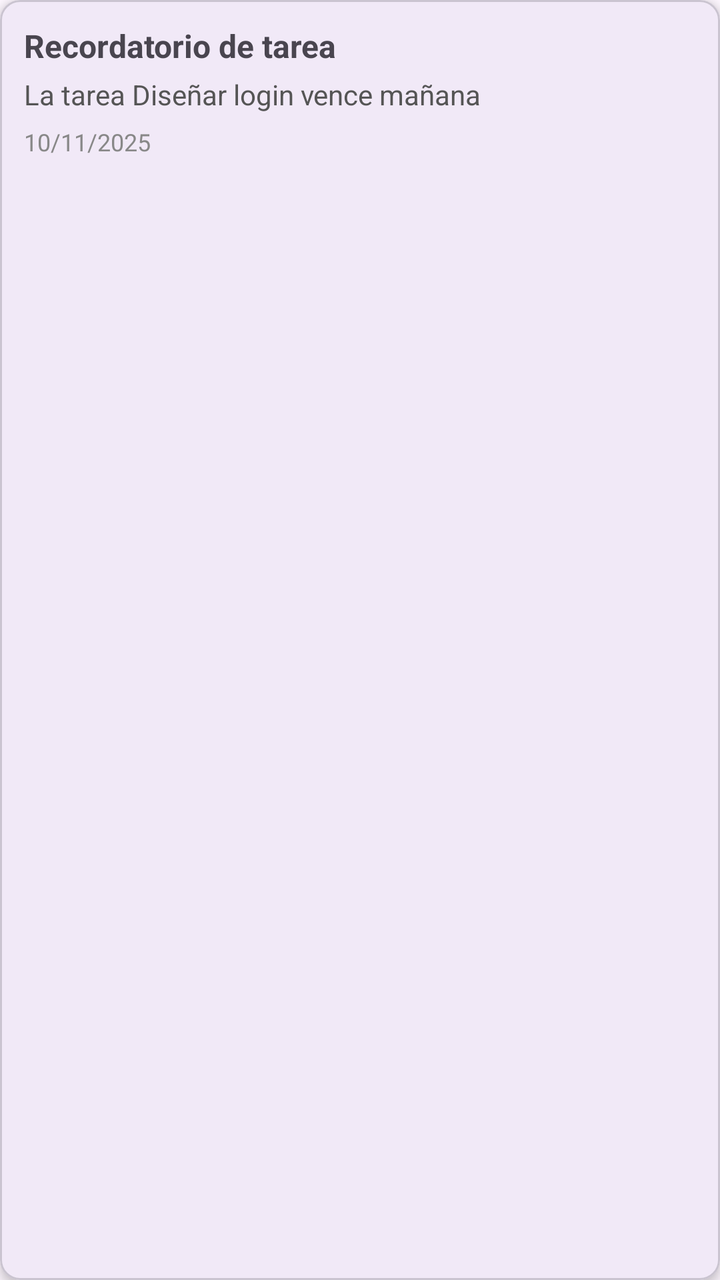
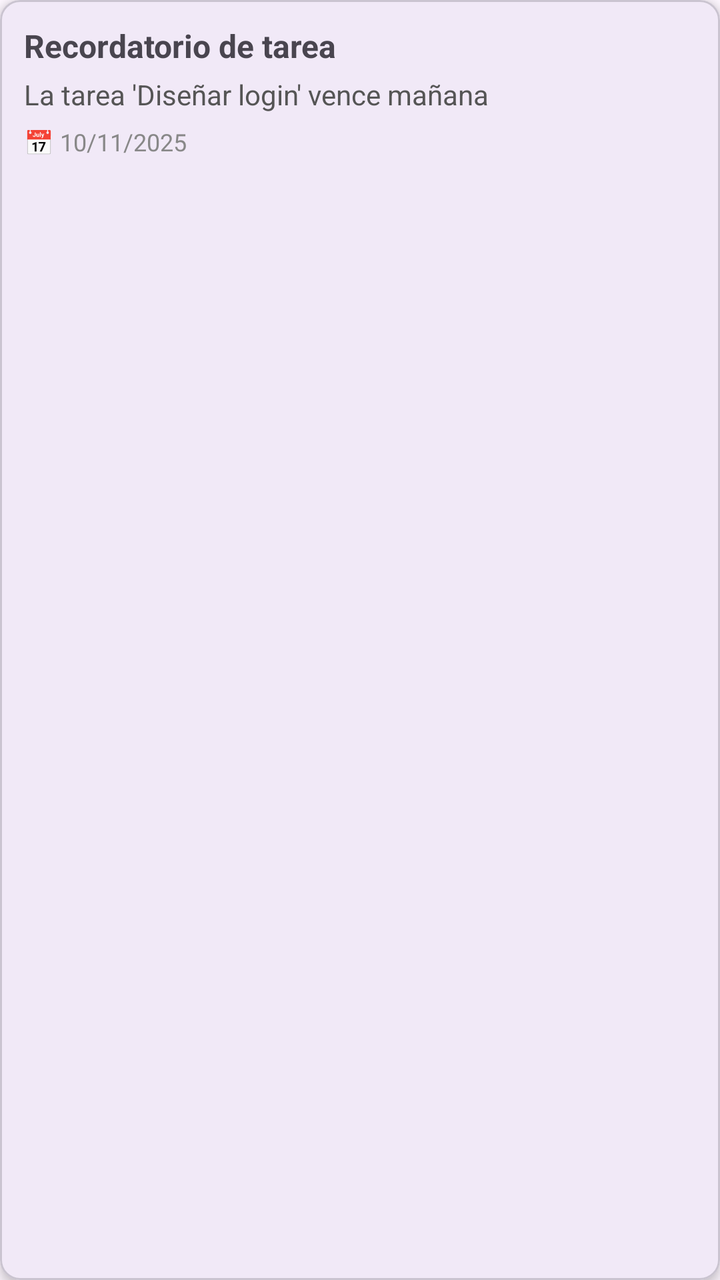

An Android layout rendered at two revisions. The XML below is the earlier revision; the diff shows what the commit changed to produce the second picture.
<!-- AndroidManifest.xml: application theme Theme.AppScrumTutor -->
<!-- res/layout/item_notificacion.xml -->
<?xml version="1.0" encoding="utf-8"?>
<com.google.android.material.card.MaterialCardView xmlns:android="http://schemas.android.com/apk/res/android"
    xmlns:app="http://schemas.android.com/apk/res-auto"
    android:layout_width="match_parent"
    android:layout_height="wrap_content"
    android:layout_marginBottom="10dp"
    app:cardCornerRadius="10dp"
    app:cardElevation="3dp">

    <LinearLayout
        android:layout_width="match_parent"
        android:layout_height="wrap_content"
        android:orientation="vertical"
        android:padding="12dp">

        <TextView
            android:id="@+id/tvTituloNoti"
            android:layout_width="match_parent"
            android:layout_height="wrap_content"
            android:text="@string/notification_title"
            android:textStyle="bold"
            android:textSize="16sp" />

        <TextView
            android:id="@+id/tvMensajeNoti"
            android:layout_width="match_parent"
            android:layout_height="wrap_content"
            android:text="@string/notification_message_sample"
            android:textColor="#555"
            android:paddingTop="4dp" />

        <TextView
            android:id="@+id/tvFechaNoti"
            android:layout_width="match_parent"
            android:layout_height="wrap_content"
            android:text="@string/notification_date_sample"
            android:textColor="#888"
            android:textSize="12sp"
            android:paddingTop="6dp" />
    </LinearLayout>
</com.google.android.material.card.MaterialCardView>
<!-- resources referenced by this layout -->
<resources>
  <string name="notification_date_sample">10/11/2025</string>
  <string name="notification_message_sample">La tarea Diseñar login vence mañana</string>
  <string name="notification_title">Recordatorio de tarea</string>
  <style name="Theme.AppScrumTutor" parent="Base.Theme.AppScrumTutor" />
  <style name="Base.Theme.AppScrumTutor" parent="Theme.Material3.DayNight.NoActionBar">
          
          
      </style>
</resources>

<!-- the commit's change to res/layout/item_notificacion.xml (unified diff, before → after) -->
@@ -17,7 +17,7 @@
             android:id="@+id/tvTituloNoti"
             android:layout_width="match_parent"
             android:layout_height="wrap_content"
-            android:text="@string/notification_title"
+            android:text="Recordatorio de tarea"
             android:textStyle="bold"
             android:textSize="16sp" />
 
@@ -25,7 +25,7 @@
             android:id="@+id/tvMensajeNoti"
             android:layout_width="match_parent"
             android:layout_height="wrap_content"
-            android:text="@string/notification_message_sample"
+            android:text="La tarea 'Diseñar login' vence mañana"
             android:textColor="#555"
             android:paddingTop="4dp" />
 
@@ -33,7 +33,7 @@
             android:id="@+id/tvFechaNoti"
             android:layout_width="match_parent"
             android:layout_height="wrap_content"
-            android:text="@string/notification_date_sample"
+            android:text="📅 10/11/2025"
             android:textColor="#888"
             android:textSize="12sp"
             android:paddingTop="6dp" />
<!-- resource entries referenced after the edit -->
@@ -1,8 +1,5 @@
 <!-- resources referenced by this layout -->
 <resources>
-  <string name="notification_date_sample">10/11/2025</string>
-  <string name="notification_message_sample">La tarea Diseñar login vence mañana</string>
-  <string name="notification_title">Recordatorio de tarea</string>
   <style name="Theme.AppScrumTutor" parent="Base.Theme.AppScrumTutor" />
   <style name="Base.Theme.AppScrumTutor" parent="Theme.Material3.DayNight.NoActionBar">
           
